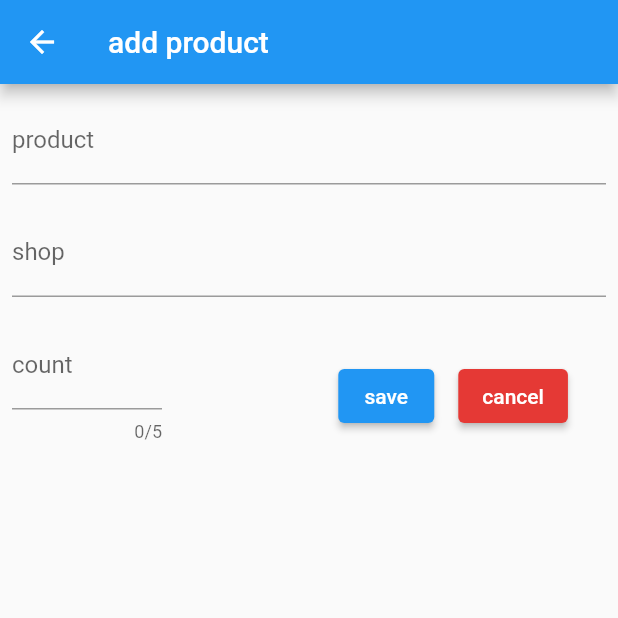
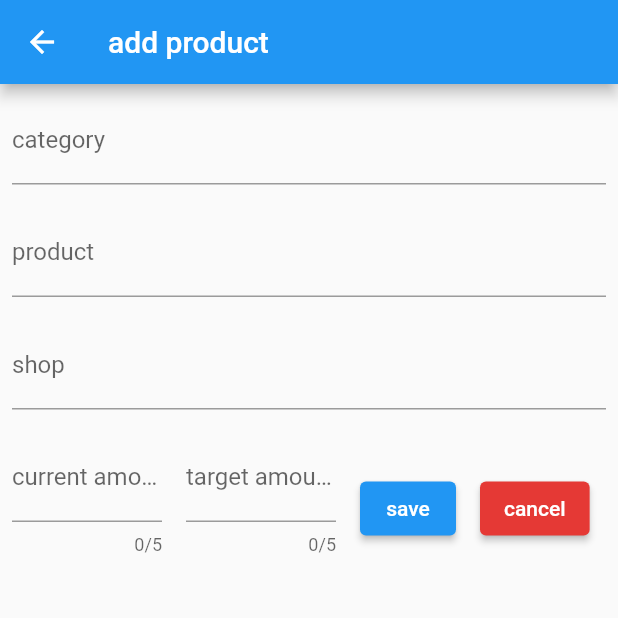
Before and after one commit to BerentM/zakupy-frontend, a Flutter app: the ProductListView screen opened directly, after a tap on the "add" icon, on a phone screen of 412 x 824 dp, the top half of it. Run offline on Flutter 3.47's test engine with Material 2 defaults, Android fonts, the phone set to English and light mode, and no system bars; our stand-ins replace bloc, equatable, flutter_bloc, flutter_secure_storage, logger; accounts and stored records are empty; generated files the repository leaves out were written again; network calls fail.

Commit message:
feat: add product screen implementation

```diff
--- a/lib/data/models/product_list.dart
+++ b/lib/data/models/product_list.dart
@@ -7,7 +7,13 @@ import 'dart:convert';
 ProductList productListFromJson(String str) =>
     ProductList.fromJson(json.decode(str));
 
+ProductListElement productListElementFromJson(String str) =>
+    ProductListElement.fromJson(json.decode(str));
+
 String productListToJson(ProductList data) => json.encode(data.toJson());
+
+String productListElementToJson(ProductListElement data) =>
+    json.encode(data.toJson());
 
 class ProductList {
   ProductList({
@@ -32,22 +38,22 @@ class ProductList {
 
 class ProductListElement {
   ProductListElement({
-    required this.id,
-    required this.product,
-    required this.source,
-    required this.category,
-    required this.targetAmount,
-    required this.currentAmount,
-    required this.missingAmount,
+    this.id,
+    this.product,
+    this.source,
+    this.category,
+    this.targetAmount,
+    this.currentAmount,
+    this.missingAmount,
   });
 
-  int id;
-  String product;
-  String source;
-  String category;
-  int targetAmount;
-  int currentAmount;
-  int missingAmount;
+  int? id;
+  String? product;
+  String? source;
+  String? category;
+  int? targetAmount;
+  int? currentAmount;
+  int? missingAmount;
   bool selected = false;
   int position = 1;
 
--- a/lib/l10n/app_en.arb
+++ b/lib/l10n/app_en.arb
@@ -9,6 +9,9 @@
     "edit_product": "edit product",
     "product": "product",
     "shop": "shop",
+    "category": "category",
+    "target_amount": "target amount",
+    "current_amount": "current amount",
     "count": "count",
     "save": "save",
     "cancel": "cancel",
--- a/lib/l10n/app_pl.arb
+++ b/lib/l10n/app_pl.arb
@@ -6,6 +6,9 @@
     "edit_product": "edycja produktu",
     "product": "produkt",
     "shop": "sklep",
+    "category": "kategoria",
+    "target_amount": "ilość docelowa",
+    "current_amount": "ilość obecna",
     "count": "ilość",
     "save": "zapisz",
     "cancel": "anuluj",
--- a/lib/view/product_list/widgets/main_product_list_view.dart
+++ b/lib/view/product_list/widgets/main_product_list_view.dart
@@ -35,10 +35,10 @@ class _MainProductListViewState extends State<MainProductListView> {
               color: Colors.grey,
             ),
           ),
-          title: Text(productList[index].product),
+          title: Text(productList[index].product!),
           trailing: Text(
               "${productList[index].currentAmount.toString()}/${productList[index].targetAmount.toString()}"),
-          subtitle: Text(productList[index].source),
+          subtitle: Text(productList[index].source!),
         );
       },
     );
--- a/lib/view/product_list/widgets/product_list_add_view.dart
+++ b/lib/view/product_list/widgets/product_list_add_view.dart
@@ -1,9 +1,22 @@
 import 'package:flutter/material.dart';
 import 'package:flutter/services.dart';
 import 'package:flutter_gen/gen_l10n/app_localizations.dart';
+import 'package:zakupy_frontend/data/api_service.dart';
+import 'package:zakupy_frontend/data/models/product_list.dart';
 
-class ProductListAddView extends StatelessWidget {
+class ProductListAddView extends StatefulWidget {
   const ProductListAddView({Key? key}) : super(key: key);
+
+  @override
+  State<ProductListAddView> createState() => _ProductListAddViewState();
+}
+
+class _ProductListAddViewState extends State<ProductListAddView> {
+  final TextEditingController categoryController = TextEditingController();
+  final TextEditingController productController = TextEditingController();
+  final TextEditingController shopController = TextEditingController();
+  final TextEditingController currentAmountController = TextEditingController();
+  final TextEditingController targetAmountController = TextEditingController();
 
   @override
   Widget build(BuildContext context) {
@@ -11,19 +24,52 @@ class ProductListAddView extends StatelessWidget {
       appBar: AppBar(
         title: Text(AppLocalizations.of(context)!.add_product),
       ),
-      body: Column(
+      body: ListView(
         children: [
-          StringInputField(
-              context: context, label: AppLocalizations.of(context)!.product),
-          StringInputField(
-              context: context, label: AppLocalizations.of(context)!.shop),
+          _TextInput(
+            textController: categoryController,
+            label: AppLocalizations.of(context)!.category,
+          ),
+          _TextInput(
+            textController: productController,
+            label: AppLocalizations.of(context)!.product,
+          ),
+          _TextInput(
+              textController: shopController,
+              label: AppLocalizations.of(context)!.shop),
           Row(children: [
-            NumberInputField(
-                context: context, label: AppLocalizations.of(context)!.count),
-            const Spacer(flex: 4),
+            _NumberInput(
+              textController: currentAmountController,
+              label: AppLocalizations.of(context)!.current_amount,
+            ),
+            _NumberInput(
+              textController: targetAmountController,
+              label: AppLocalizations.of(context)!.target_amount,
+            ),
             Padding(
               padding: const EdgeInsets.all(8.0),
-              child: SaveButton(context: context),
+              child: ElevatedButton(
+                child: Text(AppLocalizations.of(context)!.save),
+                onPressed: () => {
+                  ApiService().addProduct(
+                    ProductListElement(
+                      category: categoryController.text,
+                      product: productController.text,
+                      source: shopController.text,
+                      currentAmount: int.parse(currentAmountController.text),
+                      targetAmount: int.parse(targetAmountController.text),
+                    ),
+                  ),
+                  categoryController.clear(),
+                  productController.clear(),
+                  shopController.clear(),
+                  currentAmountController.clear(),
+                  targetAmountController.clear(),
+                  Navigator.pop(
+                    context,
+                  )
+                },
+              ),
             ),
             Padding(
               padding: const EdgeInsets.all(8.0),
@@ -37,14 +83,14 @@ class ProductListAddView extends StatelessWidget {
   }
 }
 
-class NumberInputField extends StatelessWidget {
-  const NumberInputField({
+class _NumberInput extends StatelessWidget {
+  const _NumberInput({
     Key? key,
-    required this.context,
+    required this.textController,
     required this.label,
   }) : super(key: key);
 
-  final BuildContext context;
+  final TextEditingController textController;
   final String label;
 
   @override
@@ -54,6 +100,7 @@ class NumberInputField extends StatelessWidget {
       child: ConstrainedBox(
         constraints: BoxConstraints.tight(const Size(100, 100)),
         child: TextFormField(
+          controller: textController,
           maxLength: 5,
           keyboardType: TextInputType.number,
           inputFormatters: [FilteringTextInputFormatter.digitsOnly],
@@ -67,14 +114,14 @@ class NumberInputField extends StatelessWidget {
   }
 }
 
-class StringInputField extends StatelessWidget {
-  const StringInputField({
+class _TextInput extends StatelessWidget {
+  const _TextInput({
     Key? key,
-    required this.context,
+    required this.textController,
     required this.label,
   }) : super(key: key);
 
-  final BuildContext context;
+  final TextEditingController textController;
   final String label;
 
   @override
@@ -82,6 +129,7 @@ class StringInputField extends StatelessWidget {
     return Padding(
       padding: const EdgeInsets.all(8.0),
       child: TextFormField(
+        controller: textController,
         decoration: InputDecoration(
           border: const UnderlineInputBorder(),
           labelText: label,
@@ -111,21 +159,3 @@ class CancelButton extends StatelessWidget {
     );
   }
 }
-
-class SaveButton extends StatelessWidget {
-  const SaveButton({
-    Key? key,
-    required this.context,
-  }) : super(key: key);
-
-  final BuildContext context;
-
-  @override
-  Widget build(BuildContext context) {
-    return ElevatedButton(
-      // TODO: implement
-      onPressed: () => {},
-      child: Text(AppLocalizations.of(context)!.save),
-    );
-  }
-}
--- a/lib/view/product_list/widgets/product_list_edit_view.dart
+++ b/lib/view/product_list/widgets/product_list_edit_view.dart
@@ -19,8 +19,8 @@ class ProductListEditView extends StatelessWidget {
       ),
       body: Column(
         children: [
-          StringInputField(context: context, label: productData.product),
-          StringInputField(context: context, label: productData.source),
+          StringInputField(context: context, label: productData.product!),
+          StringInputField(context: context, label: productData.source!),
           Row(children: [
             // NumberInputField(
             //     context: context, label: productData.currentAmount.toString()),
--- a/lib/view/router.dart
+++ b/lib/view/router.dart
@@ -18,7 +18,7 @@ class AppRouter {
       case PRODUCT_LIST:
         return MaterialPageRoute(builder: (_) => const ProductList());
       case ADD_PRODUCT:
-        return MaterialPageRoute(builder: (_) => const ProductListAddView());
+        return MaterialPageRoute(builder: (_) => ProductListAddView());
       case LOGIN:
         return MaterialPageRoute(builder: (_) => const Login());
       case EDIT_PRODUCT:
--- a/lib/view/shopping_list/cubit/shopping_list_cubit.dart
+++ b/lib/view/shopping_list/cubit/shopping_list_cubit.dart
@@ -21,7 +21,7 @@ class ShoppingListCubit extends Cubit<ShoppingListState> {
     List<int> ids = [];
     for (var product in products.productList) {
       if (product.selected) {
-        ids.add(product.id);
+        ids.add(product.id!);
       }
     }
 
--- a/lib/view/shopping_list/widgets/main_shopping_list_view.dart
+++ b/lib/view/shopping_list/widgets/main_shopping_list_view.dart
@@ -45,9 +45,9 @@ class _MainShoppingListViewState extends State<MainShoppingListView> {
               color: shoppingList[index].selected ? Colors.green : Colors.grey,
             ),
           ),
-          title: Text(shoppingList[index].product),
+          title: Text(shoppingList[index].product!),
           trailing: Text(shoppingList[index].missingAmount.toString()),
-          subtitle: Text(shoppingList[index].source),
+          subtitle: Text(shoppingList[index].source!),
         );
       },
     );
```
